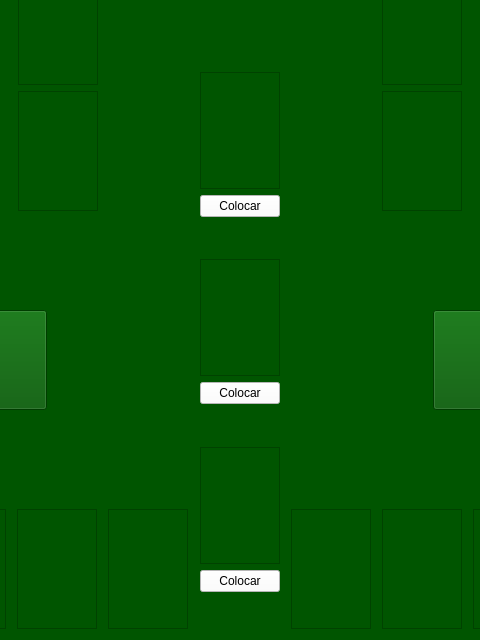
AndreyMena/SpiteAndMalice, file MARDA/pantallajuego.ui: the form before one commit; both pictures show x 272 to 752 and y 129 to 769 of the 1024 by 769 pixel window.
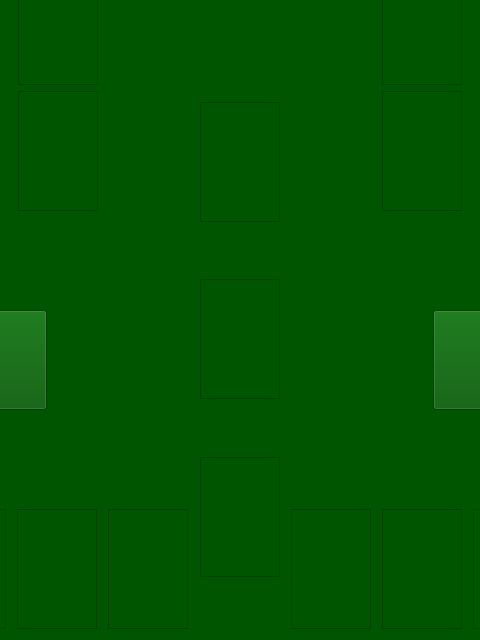
The form after the commit. Icons and pictures are not drawn.

Commit message: Drag and Drop en pilas centrales

```diff
--- a/MARDA/pantallajuego.ui
+++ b/MARDA/pantallajuego.ui
@@ -726,18 +726,6 @@
          </property>
         </widget>
        </item>
-       <item>
-        <widget class="QPushButton" name="boton_pilacentral_1">
-         <property name="styleSheet">
-          <string notr="true">background-color: rgb(255, 255, 255);
-font: 700 9pt &quot;Segoe UI&quot;;
-color: rgb(0, 0, 0);</string>
-         </property>
-         <property name="text">
-          <string>Colocar</string>
-         </property>
-        </widget>
-       </item>
        <item>
         <spacer name="verticalSpacer">
          <property name="orientation">
@@ -788,18 +776,6 @@
          </property>
         </widget>
        </item>
-       <item>
-        <widget class="QPushButton" name="boton_pilacentral_2">
-         <property name="styleSheet">
-          <string notr="true">background-color: rgb(255, 255, 255);
-font: 700 9pt &quot;Segoe UI&quot;;
-color: rgb(0, 0, 0);</string>
-         </property>
-         <property name="text">
-          <string>Colocar</string>
-         </property>
-        </widget>
-       </item>
        <item>
         <spacer name="verticalSpacer_2">
          <property name="orientation">
@@ -850,18 +826,6 @@
          </property>
         </widget>
        </item>
-       <item>
-        <widget class="QPushButton" name="boton_pilacentral_3">
-         <property name="styleSheet">
-          <string notr="true">background-color: rgb(255, 255, 255);
-font: 700 9pt &quot;Segoe UI&quot;;
-color: rgb(0, 0, 0);</string>
-         </property>
-         <property name="text">
-          <string>Colocar</string>
-         </property>
-        </widget>
-       </item>
        <item>
         <spacer name="verticalSpacer_3">
          <property name="orientation">
```
The commit also changes 2 other files.
